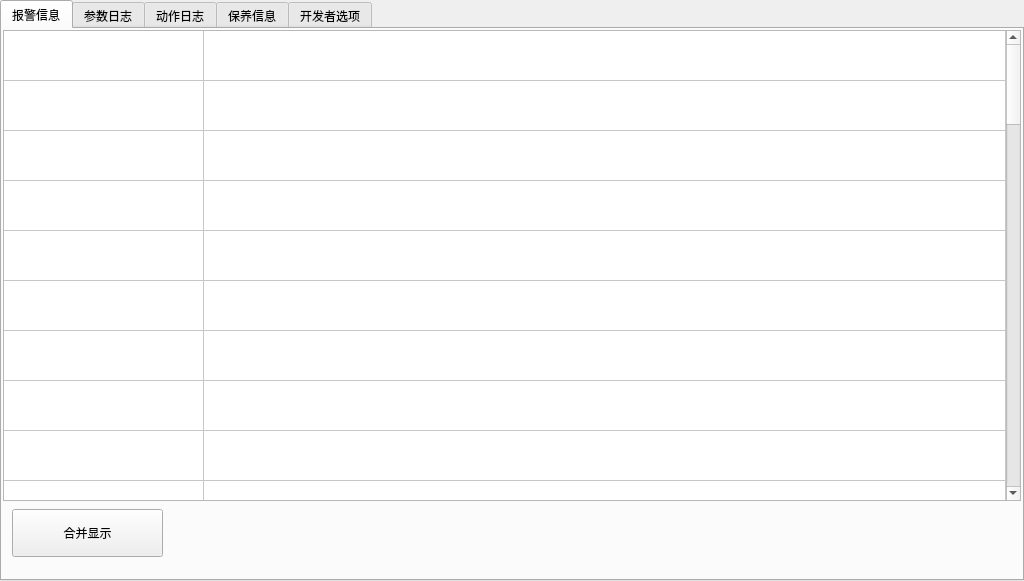
Before: the Qt Designer form alarmform.ui in Jade-yun/MachineTool, drawn with Qt 5.
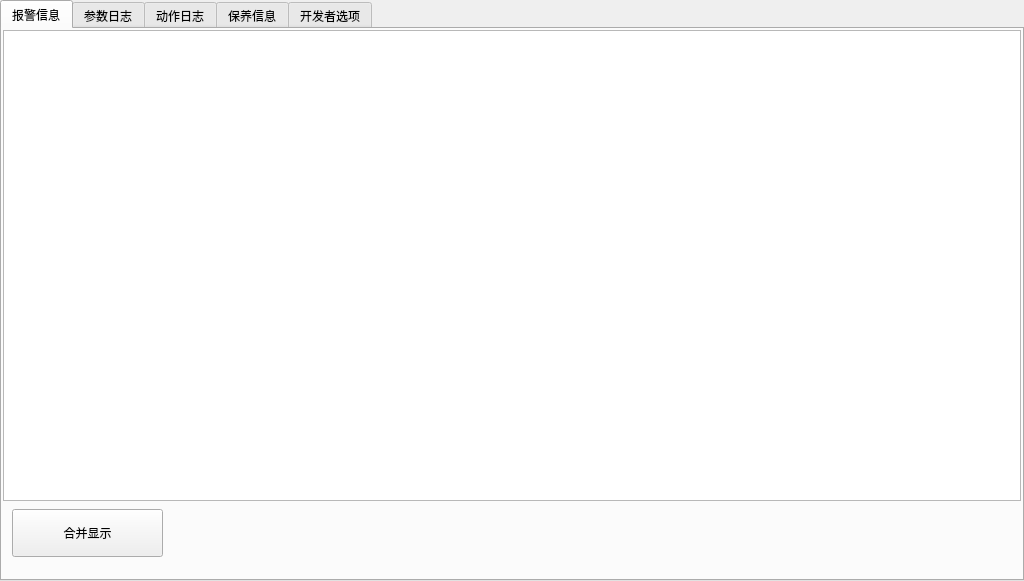
After: the same form once the commit is applied. Icons and pictures are not drawn.

Commit message: 基本完成报警

```diff
--- a/alarmform.ui
+++ b/alarmform.ui
@@ -80,7 +80,7 @@
       <number>0</number>
      </property>
      <property name="verticalScrollBarPolicy">
-      <enum>Qt::ScrollBarAlwaysOn</enum>
+      <enum>Qt::ScrollBarAsNeeded</enum>
      </property>
      <property name="horizontalScrollBarPolicy">
       <enum>Qt::ScrollBarAlwaysOff</enum>
@@ -101,10 +101,10 @@
       <bool>false</bool>
      </property>
      <property name="rowCount">
-      <number>50</number>
+      <number>0</number>
      </property>
      <property name="columnCount">
-      <number>2</number>
+      <number>3</number>
      </property>
      <attribute name="horizontalHeaderVisible">
       <bool>false</bool>
@@ -125,7 +125,7 @@
       <bool>false</bool>
      </attribute>
      <attribute name="horizontalHeaderStretchLastSection">
-      <bool>true</bool>
+      <bool>false</bool>
      </attribute>
      <attribute name="verticalHeaderVisible">
       <bool>false</bool>
@@ -148,56 +148,11 @@
      <attribute name="verticalHeaderStretchLastSection">
       <bool>false</bool>
      </attribute>
-     <row/>
-     <row/>
-     <row/>
-     <row/>
-     <row/>
-     <row/>
-     <row/>
-     <row/>
-     <row/>
-     <row/>
-     <row/>
-     <row/>
-     <row/>
-     <row/>
-     <row/>
-     <row/>
-     <row/>
-     <row/>
-     <row/>
-     <row/>
-     <row/>
-     <row/>
-     <row/>
-     <row/>
-     <row/>
-     <row/>
-     <row/>
-     <row/>
-     <row/>
-     <row/>
-     <row/>
-     <row/>
-     <row/>
-     <row/>
-     <row/>
-     <row/>
-     <row/>
-     <row/>
-     <row/>
-     <row/>
-     <row/>
-     <row/>
-     <row/>
-     <row/>
-     <row/>
-     <row/>
-     <row/>
-     <row/>
-     <row/>
-     <row/>
+     <column>
+      <property name="text">
+       <string>报警编号</string>
+      </property>
+     </column>
      <column>
       <property name="text">
        <string>报警内容</string>
```
The commit also changes 40 other files.
